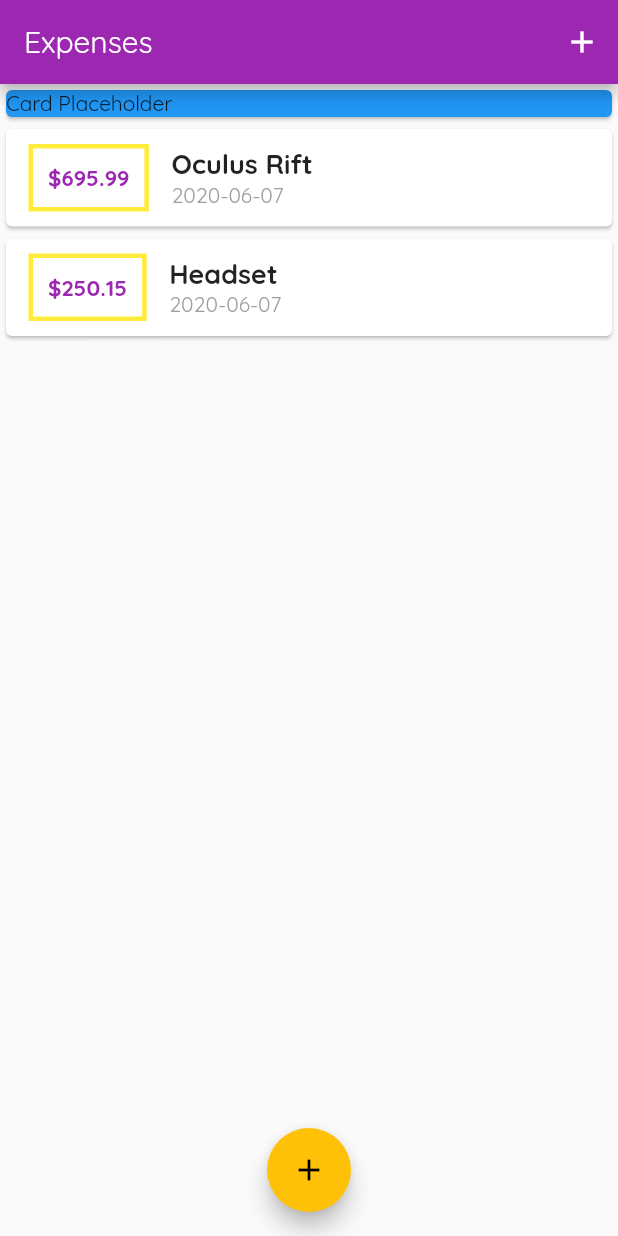
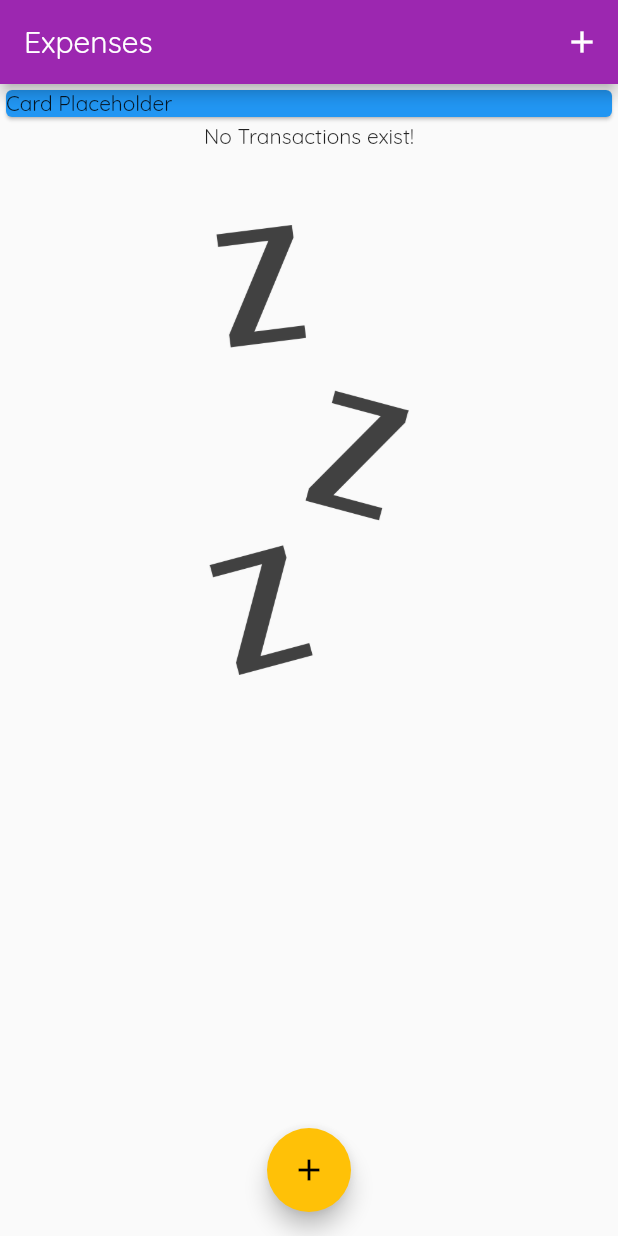
Before and after one commit to cSharpieDart/flutter_transaction_app, a Flutter app: the screen it shows after launch, on a phone screen of 412 x 824 dp. Run offline on Flutter 3.47's test engine with Material 2 defaults, Android fonts, the phone set to English and light mode, and no system bars.

```diff
--- a/lib/main.dart
+++ b/lib/main.dart
@@ -36,18 +36,18 @@ class MyHomePage extends StatefulWidget {
 
 class _MyHomePageState extends State<MyHomePage> {
   final List<Transaction> _userTransactions = [
-    Transaction(
-      id: '1',
-      title: 'Oculus Rift',
-      amount: 695.99,
-      date: DateTime.now(),
-    ),
-    Transaction(
-      id: '2',
-      title: 'Headset',
-      amount: 250.15,
-      date: DateTime.now(),
-    ),
+    // Transaction(
+    //   id: '1',
+    //   title: 'Oculus Rift',
+    //   amount: 695.99,
+    //   date: DateTime.now(),
+    // ),
+    // Transaction(
+    //   id: '2',
+    //   title: 'Headset',
+    //   amount: 250.15,
+    //   date: DateTime.now(),
+    // ),
   ];
 
   void _addNewTransaction(String txTitle, double txAmount) {
--- a/lib/widgets/transaction_list.dart
+++ b/lib/widgets/transaction_list.dart
@@ -12,7 +12,25 @@ class TransactionList extends StatelessWidget {
   Widget build(BuildContext context) {
     return Container(
       height: 600,
-      child: ListView.builder(
+      child: transactions.isEmpty
+          ? Column(
+              children: <Widget>[
+                Text(
+                  'No Transactions exist!',
+                ),
+                SizedBox(
+                  height: 50,
+                ),
+                Container(
+                  height: 300,
+                  child: Image.asset(
+                    'assets/images/waiting.png',
+                    fit: BoxFit.cover,
+                  ),
+                ),
+              ],
+            )
+          : ListView.builder(
               itemBuilder: (context, index) {
                 return Card(
                   child: Row(
@@ -48,7 +66,8 @@ class TransactionList extends StatelessWidget {
                             ),
                           ),
                           Text(
-                      DateFormat('yyyy-MM-dd').format(transactions[index].date),
+                            DateFormat('yyyy-MM-dd')
+                                .format(transactions[index].date),
                             style: TextStyle(
                               color: Colors.grey,
                             ),
--- a/pubspec.yaml
+++ b/pubspec.yaml
@@ -45,8 +45,8 @@ flutter:
   uses-material-design: true
 
   # To add assets to your application, add an assets section, like this:
-  # assets:
-  #   - images/a_dot_burr.jpeg
+  assets:
+    - assets/images/waiting.png
   #   - images/a_dot_ham.jpeg
 
   # An image asset can refer to one or more resolution-specific "variants", see
```
Also changed, not shown: lib/widgets/chart.dart (added, +41 -0 lines), assets/images/waiting.png (added). Lines whose indentation alone changed are shown as unchanged.
